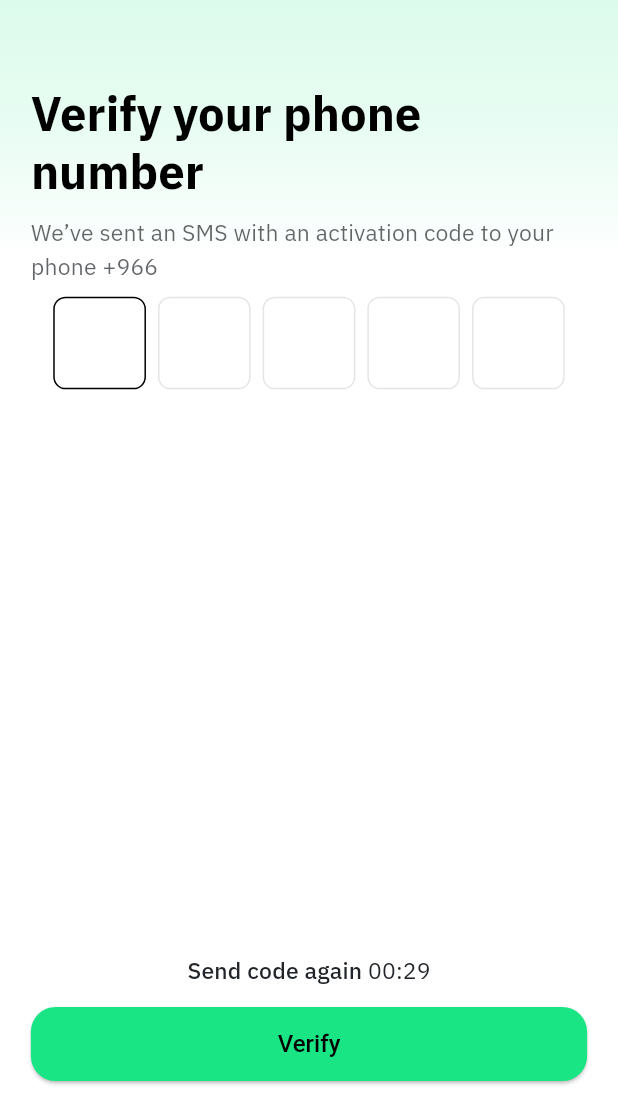
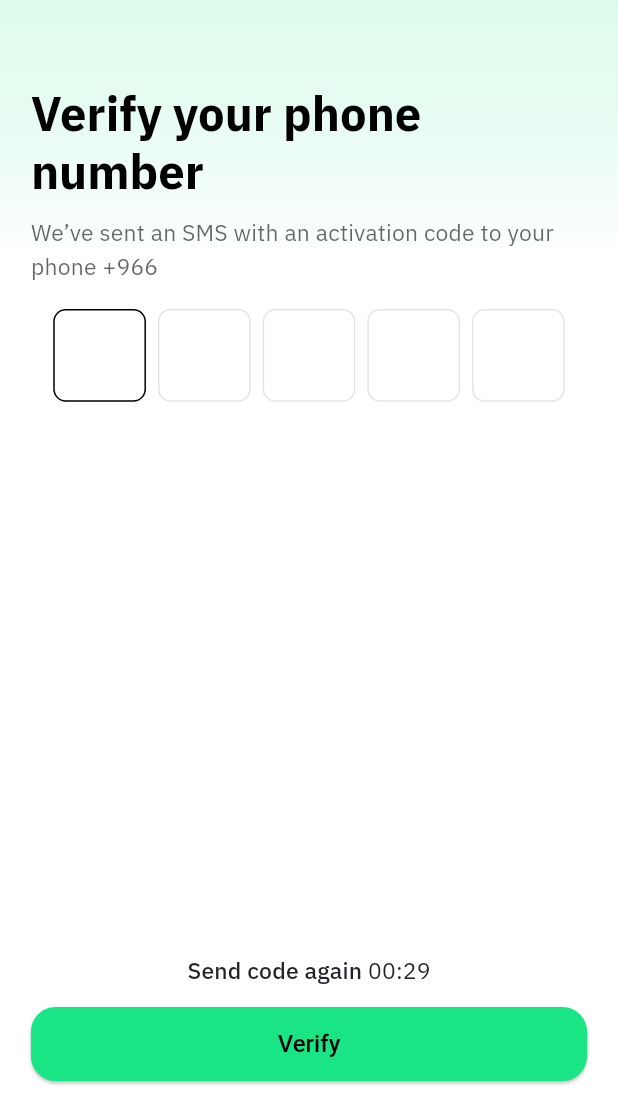
Before and after one commit to Mohamed-Ahmed-Salah/fushati, a Flutter app: the VerifyOTPView screen opened directly with empty values, on a phone screen of 412 x 824 dp, the part 124-1236 px from its top. Run offline on Flutter 3.47's test engine with Material 3 defaults, Android fonts, the phone set to English and light mode, and no system bars; drawn by our look-alikes of pinput; our stand-ins replace bloc, country_code_picker, dartz, dio, equatable, flutter_bloc and 7 more; missing offline and left inert: mesh_gradient; accounts and stored records are empty; generated files the repository leaves out were written again.

Commit message:
otp view

```diff
--- a/lib/src/auth/presentation/views/verify_otp_view.dart
+++ b/lib/src/auth/presentation/views/verify_otp_view.dart
@@ -54,7 +54,7 @@ class VerifyOTPView extends StatelessWidget {
                             color: Colours.textBlackColor.withOpacity(0.7),
                           ),
                     ),
-                    SizedBox(height: 1.h),
+                    SizedBox(height: 2.h),
                     Align(
                       alignment: Alignment.center,
                       child: Pinput(
```
